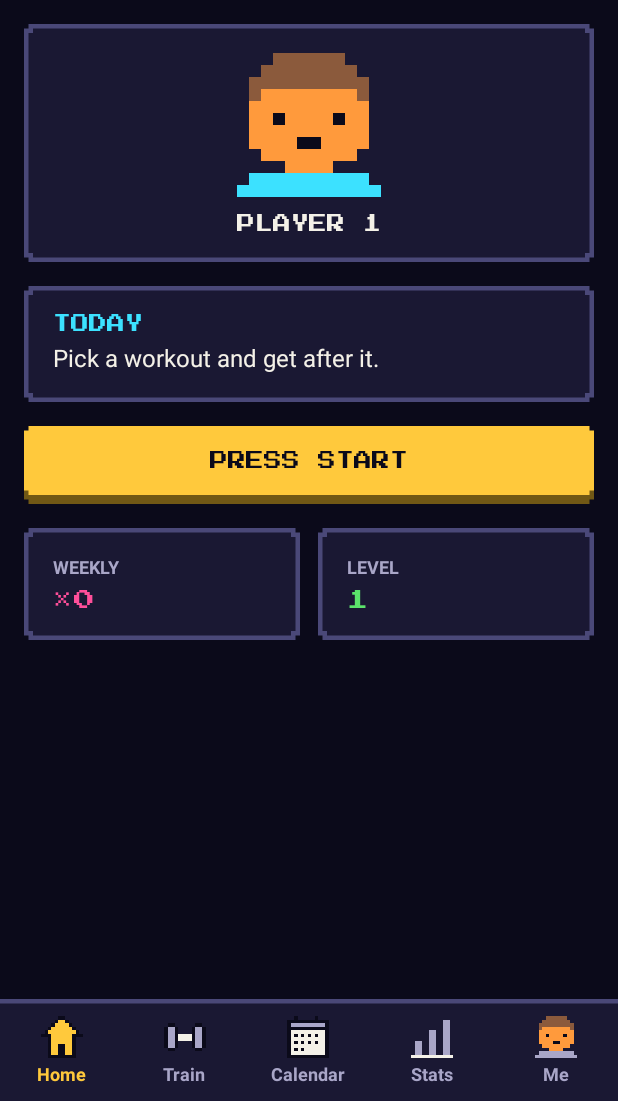
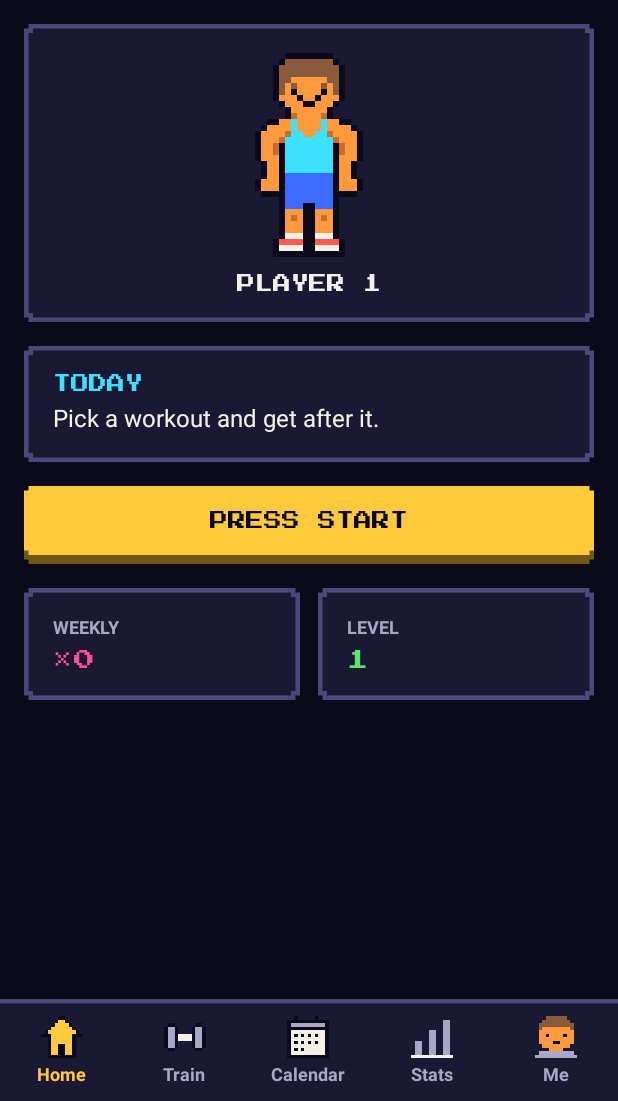
Before and after one commit to joshuahough/gym-bros-bro, an Android app built with Jetpack Compose: the screen it shows after launch (MainActivity), on a phone screen of 412 x 824 dp, the part 135-1236 px from its top. Run offline under Robolectric (Android 15) with nearby library versions, the phone set to English and light mode, and no system bars; our stand-ins replace Room's generated code; 14 statements that could not run were skipped.

Commit message:
Full-body 8-bit avatar on Home
Replaces the head shot with a 20x34 full-body sprite whose palette chars are
the locker's layers. SpriteImage now keeps a sprite's proportions.
Notes avatar poses and workout animations for 2.0.

Co-Authored-By: Claude Opus 5.5 <noreply@anthropic.com>

```diff
--- a/app/src/main/java/com/gymbrosbro/app/sprites/SpriteImage.kt
+++ b/app/src/main/java/com/gymbrosbro/app/sprites/SpriteImage.kt
@@ -13,7 +13,10 @@ import androidx.compose.ui.graphics.toArgb
 import androidx.compose.ui.layout.ContentScale
 import androidx.compose.ui.unit.Dp
 
-/** Draws a [Sprite] scaled with nearest-neighbor filtering so pixels stay crisp. */
+/**
+ * Draws a [Sprite] scaled with nearest-neighbor filtering so pixels stay crisp.
+ * [size] is the height; the width follows the sprite's proportions.
+ */
 @Composable
 fun SpriteImage(
     sprite: Sprite,
@@ -25,7 +28,7 @@ fun SpriteImage(
     Image(
         bitmap = bitmap,
         contentDescription = contentDescription,
-        modifier = modifier.size(size),
+        modifier = modifier.size(width = size * sprite.width / sprite.height, height = size),
         contentScale = ContentScale.Fit,
         filterQuality = FilterQuality.None,
     )
--- a/app/src/main/java/com/gymbrosbro/app/sprites/Sprites.kt
+++ b/app/src/main/java/com/gymbrosbro/app/sprites/Sprites.kt
@@ -1,10 +1,15 @@
 package com.gymbrosbro.app.sprites
 
+import androidx.compose.ui.graphics.Color
 import com.gymbrosbro.app.ui.theme.GbbColors
 
+/** Shadow for the default skin tone; the locker will swap `s` and `d` together. */
+private val SkinShade = Color(0xFFC86E2C)
+
 /**
- * Hand-authored 12x12 sprites. Convention: `o` = dark outline, `f` = the
- * recolorable fill (nav highlight, muscle color, shirt), `w` = white.
+ * Hand-authored sprites: 12x12 icons plus the full-body [Avatar]. Convention:
+ * `o` = dark outline, `f` = the recolorable fill (nav highlight, muscle color,
+ * shirt), `w` = white.
  */
 object Sprites {
     private val base = mapOf(
@@ -85,7 +90,7 @@ object Sprites {
         base,
     )
 
-    /** Player-1 head: `h` hair, `s` skin, `k` eyes/mouth, `f` shirt. */
+    /** Player-1 head for the Me tab icon: `h` hair, `s` skin, `k` eyes/mouth, `f` shirt. */
     val Player = Sprite(
         listOf(
             "...hhhhhh...",
@@ -105,6 +110,59 @@ object Sprites {
             'h' to GbbColors.Brown,
             's' to GbbColors.Orange,
             'k' to GbbColors.Void,
+        ),
+    )
+
+    /**
+     * Player-1 full body, 20x34. Each palette char is a swappable layer for the
+     * locker: `h` hair, `s`/`d` skin and its shade, `k` eyes/mouth, `f` top,
+     * `p` shorts, `w` socks and soles, `b` shoes.
+     */
+    val Avatar = Sprite(
+        listOf(
+            "......oooooooo......",
+            ".....ohhhhhhhho.....",
+            "....ohhhhhhhhhho....",
+            "....ohhhhhhhhhho....",
+            "....ohhsssssshho....",
+            "....ohshsssshsho....",
+            "....ohskssssksho....",
+            "....osssksskssso....",
+            ".....ossskkssso.....",
+            "......osssssso......",
+            "......odssssdo......",
+            "...oossfssssfssoo...",
+            "..ossssfssssfsssso..",
+            ".ossssdffssffdsssso.",
+            ".osssdffffffffdssso.",
+            ".ossdoffffffffodsso.",
+            ".ossdoffffffffodsso.",
+            ".osssoffffffffossso.",
+            "..ossoffffffffosso..",
+            "..ossoffffffffosso..",
+            "..ossopppppppposso..",
+            ".osssoppppppppossso.",
+            ".osssoppppppppossso.",
+            "..ooooppppppppoooo..",
+            ".....oppppppppo.....",
+            ".....opppoopppo.....",
+            ".....osssoossso.....",
+            ".....osdsoosdso.....",
+            ".....osssoossso.....",
+            ".....osssoossso.....",
+            ".....owwwoowwwo.....",
+            "....obbbboobbbbo....",
+            "....owwwwoowwwwo....",
+            "....oooooooooooo....",
+        ),
+        base + mapOf(
+            'h' to GbbColors.Brown,
+            's' to GbbColors.Orange,
+            'd' to SkinShade,
+            'k' to GbbColors.Void,
+            'f' to GbbColors.Cyan,
+            'p' to GbbColors.Blue,
+            'b' to GbbColors.Red,
         ),
     )
 
--- a/app/src/main/java/com/gymbrosbro/app/ui/screens/home/HomeScreen.kt
+++ b/app/src/main/java/com/gymbrosbro/app/ui/screens/home/HomeScreen.kt
@@ -123,9 +123,9 @@ fun HomeScreen(onPressStart: () -> Unit, onOpenSession: (Long) -> Unit) {
                 horizontalAlignment = Alignment.CenterHorizontally,
             ) {
                 SpriteImage(
-                    sprite = Sprites.Player.recolor('f' to GbbColors.Cyan),
+                    sprite = Sprites.Avatar,
                     contentDescription = "Your avatar",
-                    size = 96.dp,
+                    size = 136.dp,
                 )
                 Spacer(Modifier.height(12.dp))
                 Text("PLAYER 1", style = MaterialTheme.typography.titleLarge, color = GbbColors.Chalk)
```
Also changed, not shown: 2 other files.
